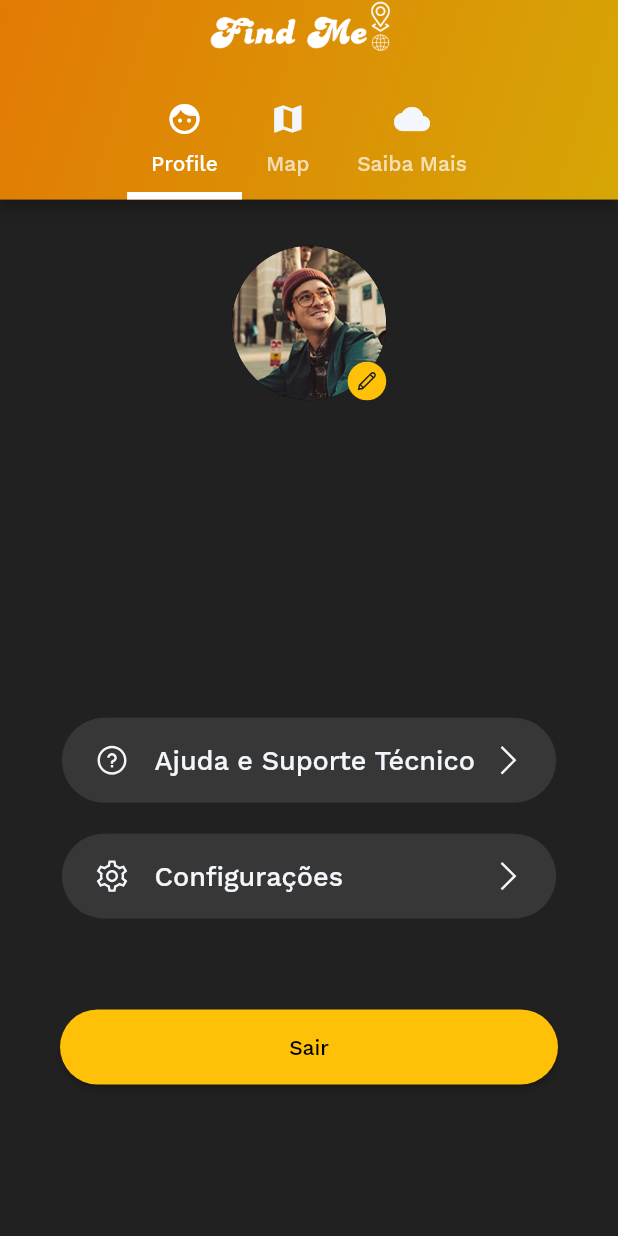
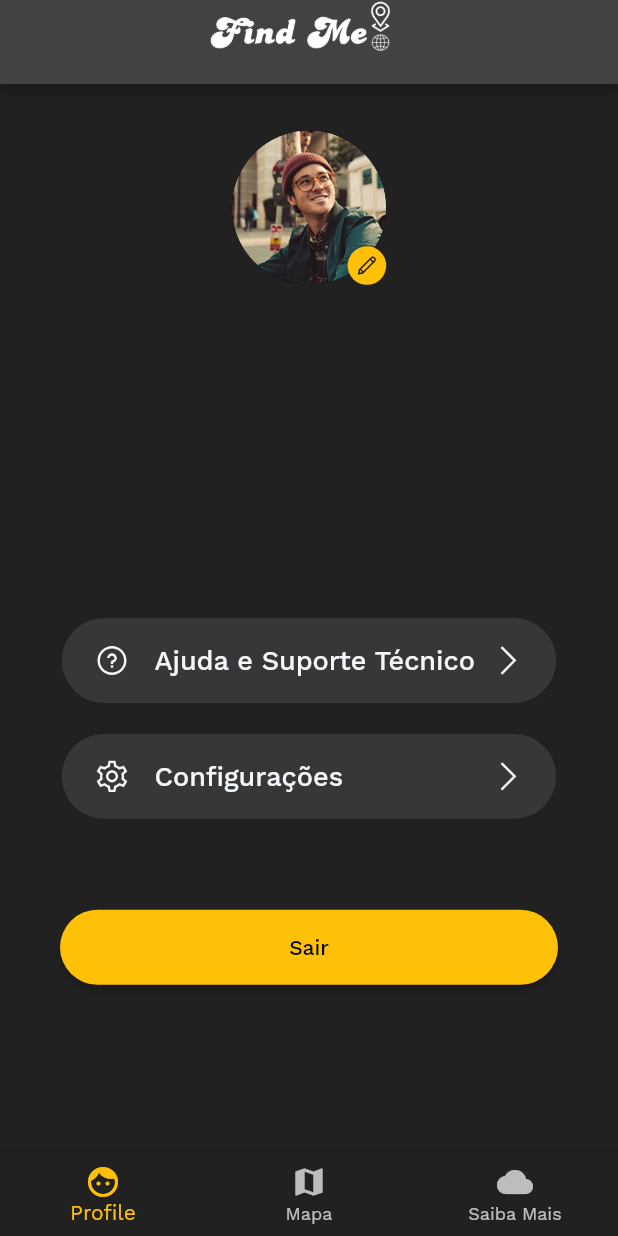
Before and after one commit to JulioHeroZ/Find-Me, a Flutter app: the screen it shows once a user with an empty profile is signed in, on a phone screen of 412 x 824 dp. Run offline on Flutter 3.47's test engine with Material 2 defaults, Android fonts, the phone set to English and light mode, and no system bars; our stand-ins replace animated_theme_switcher, firebase_auth, firebase_core, flutter_screenutil, geolocator, google_maps_flutter and 2 more; accounts and stored records are empty.

Commit message:
Bottom navbar + mapa corrigido

```diff
--- a/lib/home/home_page.dart
+++ b/lib/home/home_page.dart
@@ -61,20 +61,18 @@ class _HomePageState extends State<HomePage> {
     final screenHeight = MediaQuery.of(context).size.height;
 
     return Scaffold(
-      body: SingleChildScrollView(
-        child: Column(children: [
-          Container(
+      body: Container(
         height: screenHeight,
         width: screenWidht,
         child: GoogleMap(
+          myLocationEnabled: true,
           mapType: MapType.normal,
+          zoomControlsEnabled: true,
           initialCameraPosition: _kGooglePlex,
           onMapCreated: (GoogleMapController controller) {
             googleMapController = controller;
           },
         ),
-          )
-        ]),
       ),
       floatingActionButton: FloatingActionButton(
         onPressed: () async {
@@ -82,7 +80,7 @@ class _HomePageState extends State<HomePage> {
           googleMapController.animateCamera(CameraUpdate.newCameraPosition(
               CameraPosition(
                   target: LatLng(position.latitude, position.longitude),
-                  zoom: 14)));
+                  zoom: 18)));
           markers.clear();
           markers.add(Marker(
               markerId: const MarkerId('currentLocation'),
--- a/lib/main.dart
+++ b/lib/main.dart
@@ -5,7 +5,9 @@ import 'package:flutter_screenutil/flutter_screenutil.dart';
 import 'package:geolocator/geolocator.dart';
 import 'package:google_maps_flutter/google_maps_flutter.dart';
 import 'package:lottie/lottie.dart';
+import 'package:nubankproject/Login/login.dart';
 import 'package:nubankproject/services/auth_service.dart';
+import 'package:nubankproject/widgets/auth_check.dart';
 import 'package:nubankproject/widgets/my_app_bar.dart';
 import 'package:provider/provider.dart';
 import 'package:nubankproject/firebase_options.dart';
@@ -39,7 +41,7 @@ class _SplashScreenState extends State<SplashScreen> {
   void initState() {
     super.initState();
     Future.delayed(Duration(seconds: 5)).then((value) => Navigator.of(context)
-        .pushReplacement(MaterialPageRoute(builder: (context) => MyAppBar())));
+        .pushReplacement(MaterialPageRoute(builder: (context) => AuthCheck())));
   }
 
   @override
--- a/lib/widgets/auth_check.dart
+++ b/lib/widgets/auth_check.dart
@@ -4,6 +4,7 @@ import 'package:flutter/material.dart';
 import 'package:nubankproject/Login/login.dart';
 import 'package:nubankproject/home/user_page.dart';
 import 'package:nubankproject/services/auth_service.dart';
+import 'package:nubankproject/widgets/my_app_bar.dart';
 import 'package:provider/provider.dart';
 
 class AuthCheck extends StatefulWidget {
@@ -26,7 +27,7 @@ class _AuthCheckState extends State<AuthCheck> {
       return LoginPage();
     else
       // ignore: curly_braces_in_flow_control_structures
-      return ProfileScreen();
+      return MyAppBar();
   }
 
   loading() {
--- a/lib/widgets/my_app_bar.dart
+++ b/lib/widgets/my_app_bar.dart
@@ -3,14 +3,20 @@
 import 'package:flutter/material.dart';
 import 'package:nubankproject/Settings/settings.dart';
 import 'package:nubankproject/home/home_page.dart';
-import 'package:nubankproject/widgets/auth_check.dart';
+
+import '../home/user_page.dart';
 
 // ignore: use_key_in_widget_constructors
-class MyAppBar extends StatelessWidget {
+class MyAppBar extends StatefulWidget {
   @override
-  Widget build(BuildContext context) => DefaultTabController(
-        length: 3,
-        child: Scaffold(
+  State<MyAppBar> createState() => _MyAppBarState();
+}
+
+class _MyAppBarState extends State<MyAppBar> {
+  final screens = [ProfileScreen(), HomePage(), SettingsPage()];
+  int currentIndex = 0;
+  @override
+  Widget build(BuildContext context) => Scaffold(
       // ignore: duplicate_ignore
       appBar: AppBar(
         title: Image.asset(
@@ -19,36 +25,28 @@ class MyAppBar extends StatelessWidget {
           width: 200,
         ),
         centerTitle: true,
-            flexibleSpace: Container(
-              decoration: const BoxDecoration(
-                gradient: LinearGradient(
-                  colors: [
-                    Color.fromARGB(255, 214, 166, 6),
-                    Color.fromARGB(255, 226, 122, 4)
+      ),
+      body: IndexedStack(index: currentIndex, children: screens),
+      bottomNavigationBar: BottomNavigationBar(
+        type: BottomNavigationBarType.fixed,
+        currentIndex: currentIndex,
+        onTap: (index) => setState(() => currentIndex = index),
+        items: const <BottomNavigationBarItem>[
+          BottomNavigationBarItem(
+            icon: Icon(Icons.face),
+            label: 'Profile',
+            backgroundColor: Colors.red,
+          ),
+          BottomNavigationBarItem(
+            icon: Icon(Icons.map),
+            label: 'Mapa',
+            backgroundColor: Colors.green,
+          ),
+          BottomNavigationBarItem(
+            icon: Icon(Icons.cloud),
+            label: 'Saiba Mais',
+            backgroundColor: Colors.purple,
+          ),
         ],
-                  begin: Alignment.bottomRight,
-                  end: Alignment.topLeft,
-                ),
-              ),
-            ),
-            // ignore: prefer_const_constructors
-            bottom: TabBar(
-              isScrollable: true,
-              indicatorColor: Colors.white,
-              indicatorWeight: 5,
-              tabs: [
-                Tab(icon: Icon(Icons.face), text: "Profile"),
-                Tab(icon: Icon(Icons.map), text: "Map"),
-                Tab(icon: Icon(Icons.cloud), text: "Saiba Mais"),
-              ],
-            ),
-            titleSpacing: 20,
-          ),
-          body: TabBarView(children: [
-            AuthCheck(),
-            HomePage(),
-            SettingsPage(),
-          ]),
-        ),
-      );
+      ));
 }
```
Also changed, not shown: 1 other file. Lines whose indentation alone changed are shown as unchanged.
